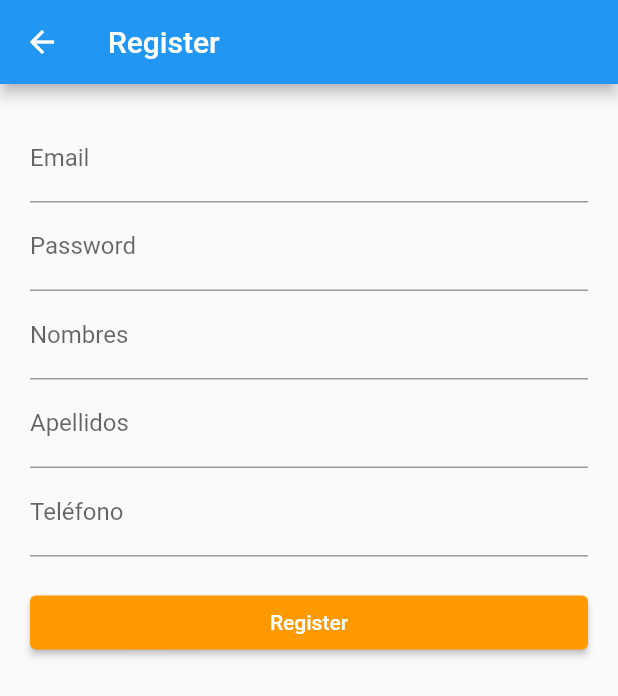
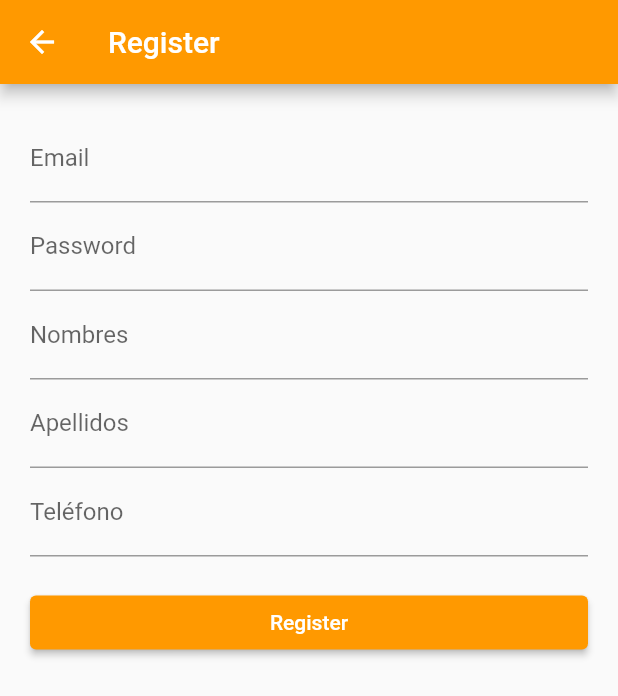
Before and after one commit to OmarNova/ServiceApp, a Flutter app: the screen it shows after launch, after a tap on "Registrarse", on a phone screen of 412 x 824 dp. Shown: the top 696 px of the screen. Run offline on Flutter 3.47's test engine with Material 2 defaults, Android fonts, the phone set to English and light mode, and no system bars; our stand-ins replace jwt_decoder, shared_preferences; network calls fail.

Commit message:
Fix for main screen, login and register.

```diff
--- a/service_app/lib/screens/principal_screen.dart
+++ b/service_app/lib/screens/principal_screen.dart
@@ -7,6 +7,7 @@ class Principal extends StatelessWidget {
   Widget build(BuildContext context) {
     return Scaffold(
       appBar: AppBar(
+        backgroundColor: Color.fromRGBO(255, 153, 0, 1),
         title: Text('Mi aplicación'),
       ),
       body: Center(
@@ -20,6 +21,9 @@ class Principal extends StatelessWidget {
                   MaterialPageRoute(builder: (context) => LoginScreen()),
                 );
               },
+              style: ButtonStyle(
+                  backgroundColor: MaterialStateProperty.all<Color>(
+                      Color.fromRGBO(255, 153, 0, 1))),
               child: Text('Iniciar sesión'),
             ),
             ElevatedButton(
@@ -29,6 +33,9 @@ class Principal extends StatelessWidget {
                   MaterialPageRoute(builder: (context) => RegisterScreen()),
                 );
               },
+              style: ButtonStyle(
+                  backgroundColor: MaterialStateProperty.all<Color>(
+                      Color.fromRGBO(255, 153, 0, 1))),
               child: Text('Registrarse'),
             ),
           ],
--- a/service_app/lib/screens/register_screen.dart
+++ b/service_app/lib/screens/register_screen.dart
@@ -83,6 +83,7 @@ class _RegisterScreenState extends State<RegisterScreen> {
   Widget build(BuildContext context) {
     return Scaffold(
       appBar: AppBar(
+        backgroundColor: Color.fromRGBO(255, 153, 0, 1),
         title: Text('Register'),
       ),
       body: SingleChildScrollView(
```
Also changed, not shown: service_app/lib/screens/login_screen.dart (+14 -0 lines).
